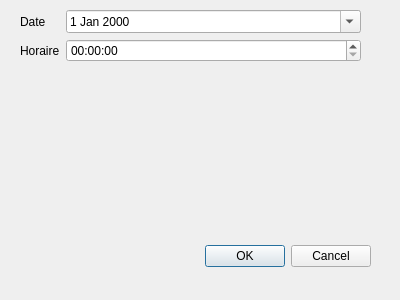
First picture: the form in ProjectCalendar/dialogprogtache.ui, repository pzins/ProjectCalendar_LO21, before the edit.
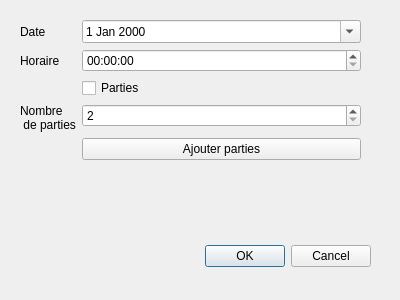
Second picture: the form after the edit.

Commit message: ajout debut prop partie de tache

Patch:
```diff
--- a/ProjectCalendar/dialogprogtache.ui
+++ b/ProjectCalendar/dialogprogtache.ui
@@ -33,12 +33,15 @@
    <property name="geometry">
     <rect>
      <x>20</x>
-     <y>10</y>
+     <y>20</y>
      <width>341</width>
      <height>221</height>
     </rect>
    </property>
    <layout class="QFormLayout" name="formLayout">
+    <property name="fieldGrowthPolicy">
+     <enum>QFormLayout::AllNonFixedFieldsGrow</enum>
+    </property>
     <item row="0" column="0">
      <widget class="QLabel" name="label_date">
       <property name="text">
@@ -53,9 +56,6 @@
       </property>
      </widget>
     </item>
-    <item row="1" column="1">
-     <widget class="QTimeEdit" name="horaire"/>
-    </item>
     <item row="1" column="0">
      <widget class="QLabel" name="label_horaire">
       <property name="text">
@@ -63,6 +63,48 @@
       </property>
      </widget>
     </item>
+    <item row="1" column="1">
+     <widget class="QTimeEdit" name="horaire"/>
+    </item>
+    <item row="2" column="0">
+     <widget class="QLabel" name="label">
+      <property name="text">
+       <string/>
+      </property>
+     </widget>
+    </item>
+    <item row="2" column="1">
+     <widget class="QCheckBox" name="parties">
+      <property name="text">
+       <string>Parties</string>
+      </property>
+     </widget>
+    </item>
+    <item row="3" column="1">
+     <widget class="QSpinBox" name="nb">
+      <property name="minimum">
+       <number>2</number>
+      </property>
+      <property name="maximum">
+       <number>50</number>
+      </property>
+     </widget>
+    </item>
+    <item row="3" column="0">
+     <widget class="QLabel" name="label_nb">
+      <property name="text">
+       <string>Nombre 
+ de parties</string>
+      </property>
+     </widget>
+    </item>
+    <item row="4" column="1">
+     <widget class="QPushButton" name="ajouter">
+      <property name="text">
+       <string>Ajouter parties</string>
+      </property>
+     </widget>
+    </item>
    </layout>
   </widget>
  </widget>
```
The commit also changes 134 other files.
